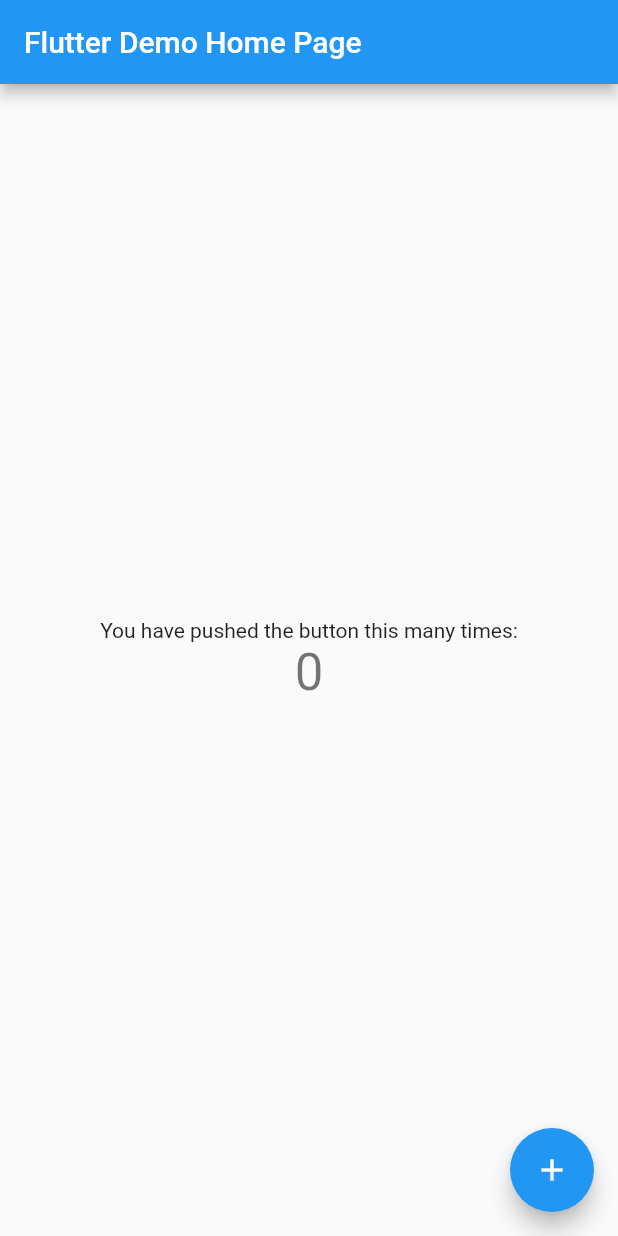
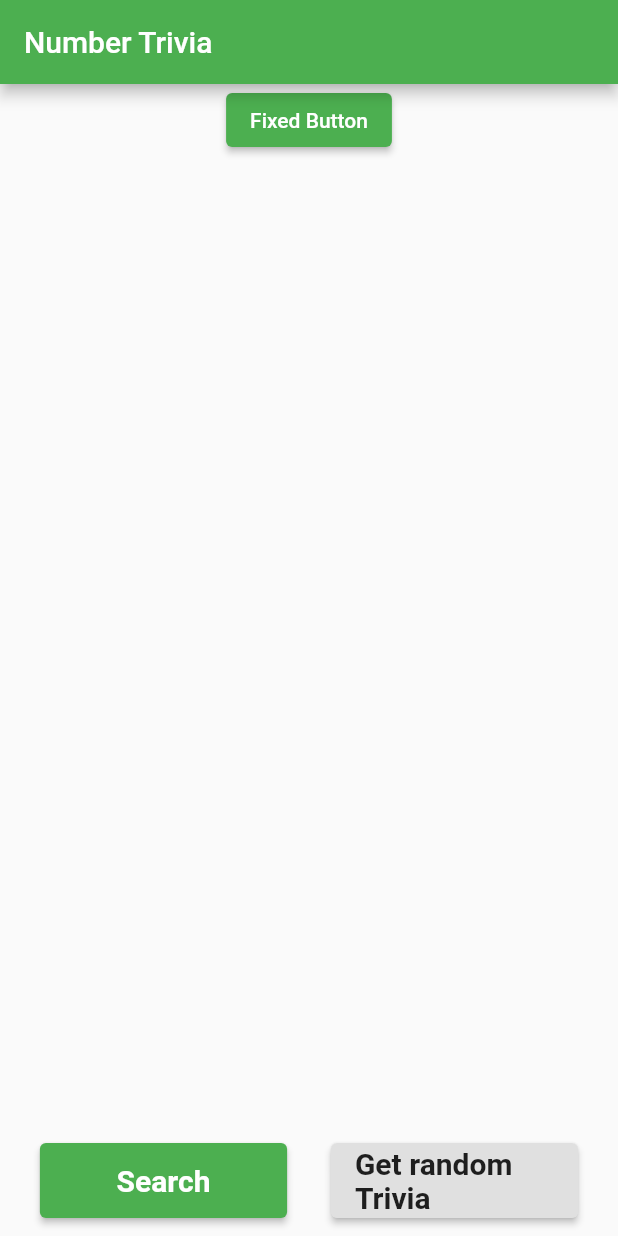
Before and after one commit to lehiep1610/trivia_number, a Flutter app: the screen it shows after launch, on a phone screen of 412 x 824 dp. Run offline on Flutter 3.47's test engine with Material 2 defaults, Android fonts, the phone set to English and light mode, and no system bars; our stand-ins replace bloc, dartz, equatable, flutter_bloc, get_it, shared_preferences; missing offline and left inert: data_connection_checker_tv.

Commit message:
add bloc logic and change the UI

```diff
--- a/lib/features/number_trivia/presentation/bloc/bloc/number_trivia_bloc.dart
+++ b/lib/features/number_trivia/presentation/bloc/bloc/number_trivia_bloc.dart
@@ -1,14 +1,76 @@
+// ignore_for_file: public_member_api_docs, sort_constructors_first
+import 'dart:async';
+
 import 'package:bloc/bloc.dart';
+import 'package:dartz/dartz.dart';
 import 'package:equatable/equatable.dart';
+import 'package:trivia_number/core/error/failures.dart';
+import 'package:trivia_number/core/usecases/usecase.dart';
+
+import 'package:trivia_number/core/util/input_converter.dart';
 import 'package:trivia_number/features/number_trivia/domain/entities/number_trivia.dart';
+
+import '../../../domain/usecases/get_concrete_number_trivia.dart';
+import '../../../domain/usecases/get_random_number_trivia.dart';
 
 part 'number_trivia_event.dart';
 part 'number_trivia_state.dart';
 
+const String INVALID_INPUT_FAILURE_MESSAGE =
+    'Invalid Input - The number must be a positive integer or zero';
+const String SERVER_FAILURE_MESSAGE = 'Server Failure';
+const String CACHE_FAILURE_MESSAGE = 'Cache Failure';
+
 class NumberTriviaBloc extends Bloc<NumberTriviaEvent, NumberTriviaState> {
-  NumberTriviaBloc() : super(Empty()) {
-    on<NumberTriviaEvent>((event, emit) {
-      // TODO: implement event handler
-    });
+  final GetConcreteNumberTrivia getConcreteNumberTrivia;
+  final GetRandomNumberTrivia getRandomNumberTrivia;
+  final InputConverter inputConverter;
+
+  NumberTriviaBloc(
+      {required GetConcreteNumberTrivia concrete,
+      required GetRandomNumberTrivia random,
+      required this.inputConverter})
+      : getConcreteNumberTrivia = concrete,
+        getRandomNumberTrivia = random,
+        super(Empty()) {
+    on<NumberTriviaEvent>(numberTriviaEventObserver);
+  }
+
+  FutureOr<void> numberTriviaEventObserver(event, emit) async* {
+    if (event is GetTriviaForConcreteNumber) {
+      final inputEither =
+          inputConverter.stringToUnsignedInterger(event.numberString);
+
+      yield* inputEither.fold((failure) async* {
+        yield const Error(message: INVALID_INPUT_FAILURE_MESSAGE);
+      }, (integer) async* {
+        yield Loading();
+        final failureOrTrivia =
+            await getConcreteNumberTrivia(Params(number: integer));
+        yield* _eitherLoadedOrErrorState(failureOrTrivia);
+      });
+    } else if (event is GetRandomNumberTrivia) {
+      yield Loading();
+      final failureOrTrivia = await getRandomNumberTrivia(NoParams());
+      yield* _eitherLoadedOrErrorState(failureOrTrivia);
+    }
+  }
+
+  Stream<NumberTriviaState> _eitherLoadedOrErrorState(
+      Either<Failure, NumberTrivia> failureOrTrivia) async* {
+    yield failureOrTrivia.fold(
+        (failure) => Error(message: _mapFailureToMessage(failure)),
+        (trivia) => Loaded(trivia: trivia));
+  }
+
+  String _mapFailureToMessage(Failure failure) {
+    switch (failure.runtimeType) {
+      case ServerFailure:
+        return SERVER_FAILURE_MESSAGE;
+      case CacheFailure:
+        return CACHE_FAILURE_MESSAGE;
+      default:
+        return 'Unexpected error';
+    }
   }
 }
--- /dev/null
+++ b/lib/features/number_trivia/presentation/pages/number_trivia_page.dart
@@ -0,0 +1,76 @@
+import 'package:flutter/material.dart';
+import 'package:flutter_bloc/flutter_bloc.dart';
+import 'package:trivia_number/features/number_trivia/presentation/bloc/bloc/number_trivia_bloc.dart';
+import 'package:trivia_number/features/number_trivia/presentation/widgets/custom_button.dart';
+import 'package:trivia_number/injection_container.dart';
+
+class NumberTriviaPage extends StatelessWidget {
+  const NumberTriviaPage({super.key});
+
+  @override
+  Widget build(BuildContext context) {
+    return Scaffold(
+      appBar: AppBar(
+        title: const Text('Number Trivia'),
+      ),
+      body: _buildBody(),
+      bottomNavigationBar: _buildBottom(context),
+    );
+  }
+
+  Widget _buildBottom(BuildContext context) {
+    return Padding(
+      padding: const EdgeInsets.all(12.0),
+      child: Column(
+        mainAxisSize: MainAxisSize.min,
+        children: [
+          Row(
+            mainAxisAlignment: MainAxisAlignment.spaceAround,
+            children: [
+              const CustomButton(
+                title: 'Search',
+              ),
+              CustomButton(
+                title: 'Get random Trivia',
+                backgroundColor: Colors.grey[300],
+                textColor: Colors.black87,
+              ),
+            ],
+          ),
+        ],
+      ),
+    );
+  }
+
+  Widget _buildBody() {
+    return BlocProvider(
+      create: (_) => sl.get<NumberTriviaBloc>(),
+      child: Column(
+        children: [
+          ElevatedButton(
+            onPressed: () {},
+            child: Text('Fixed Button'),
+          ),
+          Expanded(
+            child: CustomScrollView(scrollDirection: Axis.vertical, slivers: [
+              SliverFillRemaining(
+                  hasScrollBody: false,
+                  child: Column(
+                    crossAxisAlignment: CrossAxisAlignment.center,
+                    children: [],
+                  )),
+              SliverFillRemaining(
+                hasScrollBody: true,
+                child: Container(
+                  color: Colors.red,
+                  width: 100,
+                  height: 100,
+                ),
+              ),
+            ]),
+          ),
+        ],
+      ),
+    );
+  }
+}
--- /dev/null
+++ b/lib/features/number_trivia/presentation/widgets/custom_button.dart
@@ -0,0 +1,33 @@
+// ignore_for_file: public_member_api_docs, sort_constructors_first
+import 'package:flutter/material.dart';
+
+class CustomButton extends StatelessWidget {
+  final Color? backgroundColor;
+  final Color? textColor;
+  final String title;
+  const CustomButton({
+    Key? key,
+    this.backgroundColor,
+    required this.title,
+    this.textColor,
+  }) : super(key: key);
+
+  @override
+  Widget build(BuildContext context) {
+    return SizedBox(
+      width: MediaQuery.of(context).size.width * 0.4,
+      height: 50,
+      child: ElevatedButton(
+        onPressed: () {},
+        style: ButtonStyle(
+          backgroundColor: MaterialStatePropertyAll(backgroundColor),
+          foregroundColor: MaterialStatePropertyAll(textColor),
+          textStyle: const MaterialStatePropertyAll(
+            TextStyle(fontWeight: FontWeight.w600, fontSize: 20),
+          ),
+        ),
+        child: Text(title),
+      ),
+    );
+  }
+}
--- a/lib/main.dart
+++ b/lib/main.dart
@@ -1,6 +1,9 @@
 import 'package:flutter/material.dart';
+import 'package:trivia_number/features/number_trivia/presentation/pages/number_trivia_page.dart';
+import 'injection_container.dart' as di;
 
-void main() {
+void main() async {
+  await di.init;
   runApp(const MyApp());
 }
 
@@ -11,105 +14,11 @@ class MyApp extends StatelessWidget {
   @override
   Widget build(BuildContext context) {
     return MaterialApp(
-      title: 'Flutter Demo',
-      theme: ThemeData(
-        // This is the theme of your application.
-        //
-        // Try running your application with "flutter run". You'll see the
-        // application has a blue toolbar. Then, without quitting the app, try
-        // changing the primarySwatch below to Colors.green and then invoke
-        // "hot reload" (press "r" in the console where you ran "flutter run",
-        // or simply save your changes to "hot reload" in a Flutter IDE).
-        // Notice that the counter didn't reset back to zero; the application
-        // is not restarted.
-        primarySwatch: Colors.blue,
-      ),
-      home: const MyHomePage(title: 'Flutter Demo Home Page'),
-    );
+        debugShowCheckedModeBanner: false,
+        theme: ThemeData(
+          primaryColor: Colors.green[800],
+          primarySwatch: Colors.green,
+        ),
+        home: const NumberTriviaPage());
   }
 }
-
-class MyHomePage extends StatefulWidget {
-  const MyHomePage({super.key, required this.title});
-
-  // This widget is the home page of your application. It is stateful, meaning
-  // that it has a State object (defined below) that contains fields that affect
-  // how it looks.
-
-  // This class is the configuration for the state. It holds the values (in this
-  // case the title) provided by the parent (in this case the App widget) and
-  // used by the build method of the State. Fields in a Widget subclass are
-  // always marked "final".
-
-  final String title;
-
-  @override
-  State<MyHomePage> createState() => _MyHomePageState();
-}
-
-class _MyHomePageState extends State<MyHomePage> {
-  int _counter = 0;
-
-  void _incrementCounter() {
-    setState(() {
-      // This call to setState tells the Flutter framework that something has
-      // changed in this State, which causes it to rerun the build method below
-      // so that the display can reflect the updated values. If we changed
-      // _counter without calling setState(), then the build method would not be
-      // called again, and so nothing would appear to happen.
-      _counter++;
-    });
-  }
-
-  @override
-  Widget build(BuildContext context) {
-    // This method is rerun every time setState is called, for instance as done
-    // by the _incrementCounter method above.
-    //
-    // The Flutter framework has been optimized to make rerunning build methods
-    // fast, so that you can just rebuild anything that needs updating rather
-    // than having to individually change instances of widgets.
-    return Scaffold(
-      appBar: AppBar(
-        // Here we take the value from the MyHomePage object that was created by
-        // the App.build method, and use it to set our appbar title.
-        title: Text(widget.title),
-      ),
-      body: Center(
-        // Center is a layout widget. It takes a single child and positions it
-        // in the middle of the parent.
-        child: Column(
-          // Column is also a layout widget. It takes a list of children and
-          // arranges them vertically. By default, it sizes itself to fit its
-          // children horizontally, and tries to be as tall as its parent.
-          //
-          // Invoke "debug painting" (press "p" in the console, choose the
-          // "Toggle Debug Paint" action from the Flutter Inspector in Android
-          // Studio, or the "Toggle Debug Paint" command in Visual Studio Code)
-          // to see the wireframe for each widget.
-          //
-          // Column has various properties to control how it sizes itself and
-          // how it positions its children. Here we use mainAxisAlignment to
-          // center the children vertically; the main axis here is the vertical
-          // axis because Columns are vertical (the cross axis would be
-          // horizontal).
-          mainAxisAlignment: MainAxisAlignment.center,
-          children: <Widget>[
-            const Text(
-              'You have pushed the button this many times:',
-            ),
-            Text(
-              '$_counter',
-              style: Theme.of(context).textTheme.headlineMedium,
-            ),
-          ],
-        ),
-      ),
-      floatingActionButton: FloatingActionButton(
-        onPressed: _incrementCounter,
-        tooltip: 'Increment',
-        child: const Icon(Icons.add),
-      ), // This trailing comma makes auto-formatting nicer for build methods.
-    );
-  }
-}
--- a/pubspec.yaml
+++ b/pubspec.yaml
@@ -35,12 +35,13 @@ dependencies:
   # Use with the CupertinoIcons class for iOS style icons.
   cupertino_icons: ^1.0.2
   get_it: ^7.2.0
-  flutter_bloc: ^8.1.2
+  flutter_bloc: ^8.1.1
   equatable: ^2.0.5
   shared_preferences: ^2.0.18
   dartz: ^0.10.1
   http: ^0.13.5
   data_connection_checker_tv: ^0.3.5-nullsafety
+  bloc_test: ^9.1.1
 
 dev_dependencies:
   flutter_test:
```
Also changed, not shown: lib/injection_container.dart (added, +51 -0 lines), pubspec.lock, 2 other files.
